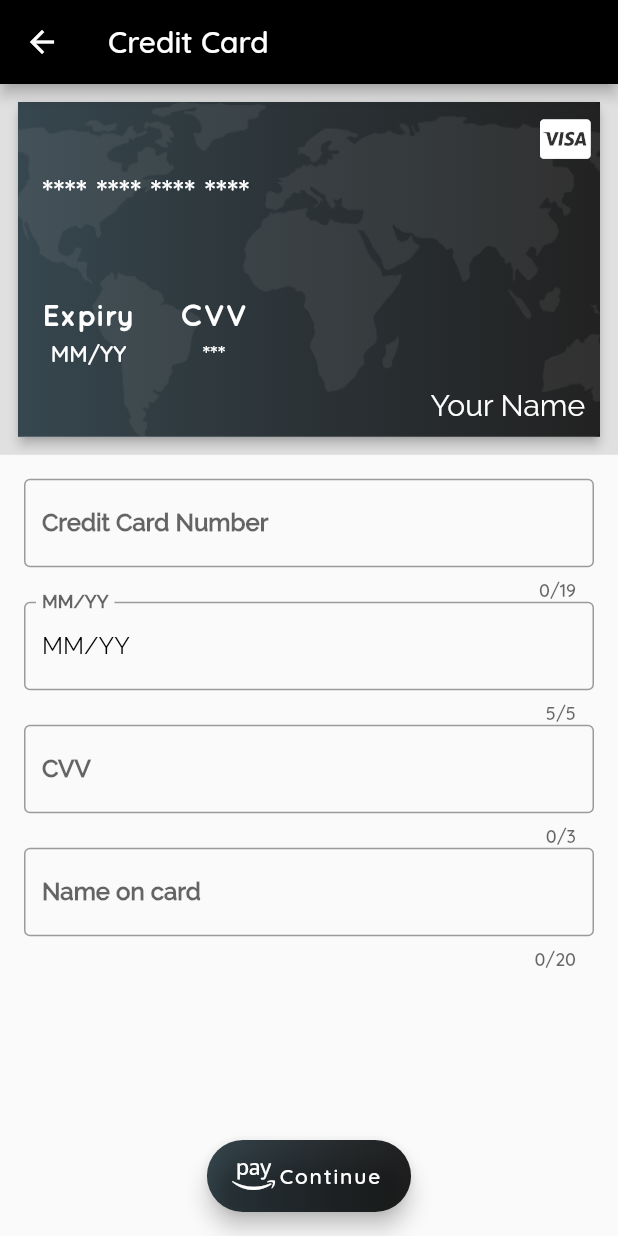
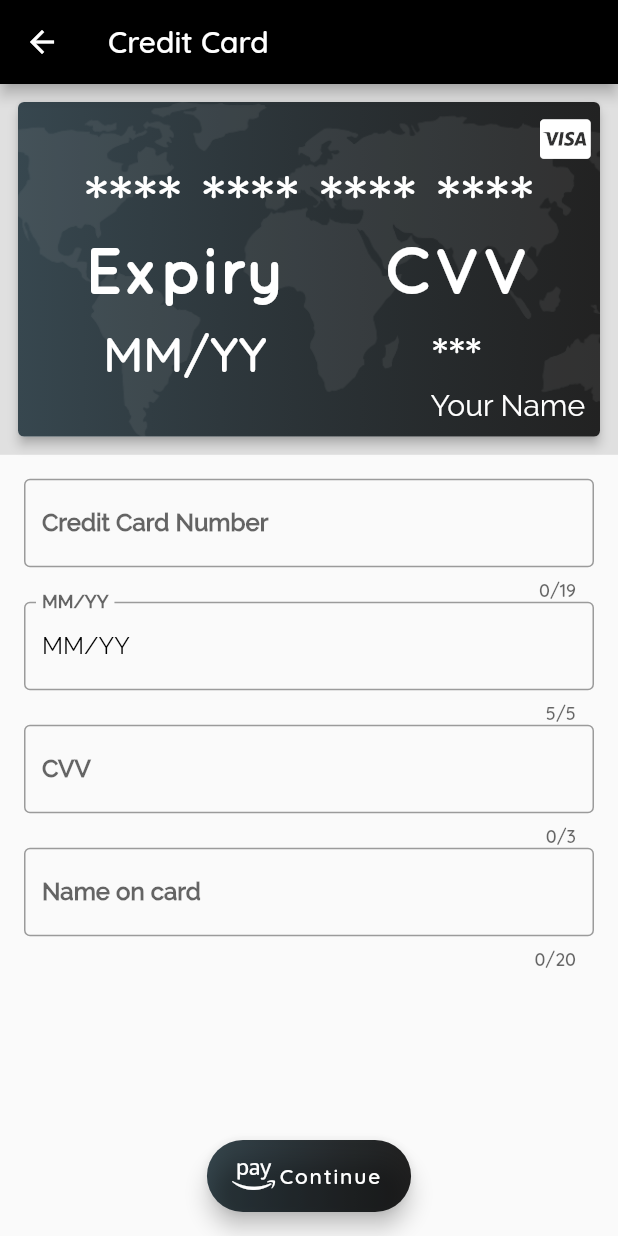
Before and after one commit to mobiledev7/Flutter-UI-Kit, a Flutter app: the CreditCardPage screen opened by its route, on a phone screen of 412 x 824 dp. Run offline on Flutter 3.47's test engine with Material 2 defaults, Android fonts, the phone set to English and light mode, and no system bars; our stand-ins replace flutter_masked_text, font_awesome_flutter, rxdart.

```diff
--- a/lib/ui/page/payment/credit_card_page.dart
+++ b/lib/ui/page/payment/credit_card_page.dart
@@ -25,6 +25,7 @@ class CreditCardPage extends StatelessWidget {
       child: Padding(
         padding: const EdgeInsets.all(8.0),
         child: Card(
+          clipBehavior: Clip.antiAlias,
           elevation: 3.0,
           child: Stack(
             fit: StackFit.expand,
@@ -40,7 +41,7 @@ class CreditCardPage extends StatelessWidget {
                   fit: BoxFit.cover,
                 ),
               ),
-              cardEntries(),
+              FittedBox(child: cardEntries()),
               Positioned(
                 right: 10.0,
                 top: 10.0,
--- a/lib/ui/page/profile/profile_two_page.dart
+++ b/lib/ui/page/profile/profile_two_page.dart
@@ -12,7 +12,9 @@ class ProfileTwoPage extends StatelessWidget {
         child: Padding(
           padding: const EdgeInsets.all(10.0),
           child: Card(
+            clipBehavior: Clip.antiAlias,
             color: Colors.black,
+            child: FittedBox(
               child: Column(
                 mainAxisAlignment: MainAxisAlignment.spaceEvenly,
                 children: <Widget>[
@@ -35,6 +37,7 @@ class ProfileTwoPage extends StatelessWidget {
                     style: TextStyle(color: Colors.white),
                   )
                 ],
+              ),
             ),
           ),
         ),
```
Lines whose indentation alone changed are shown as unchanged.
